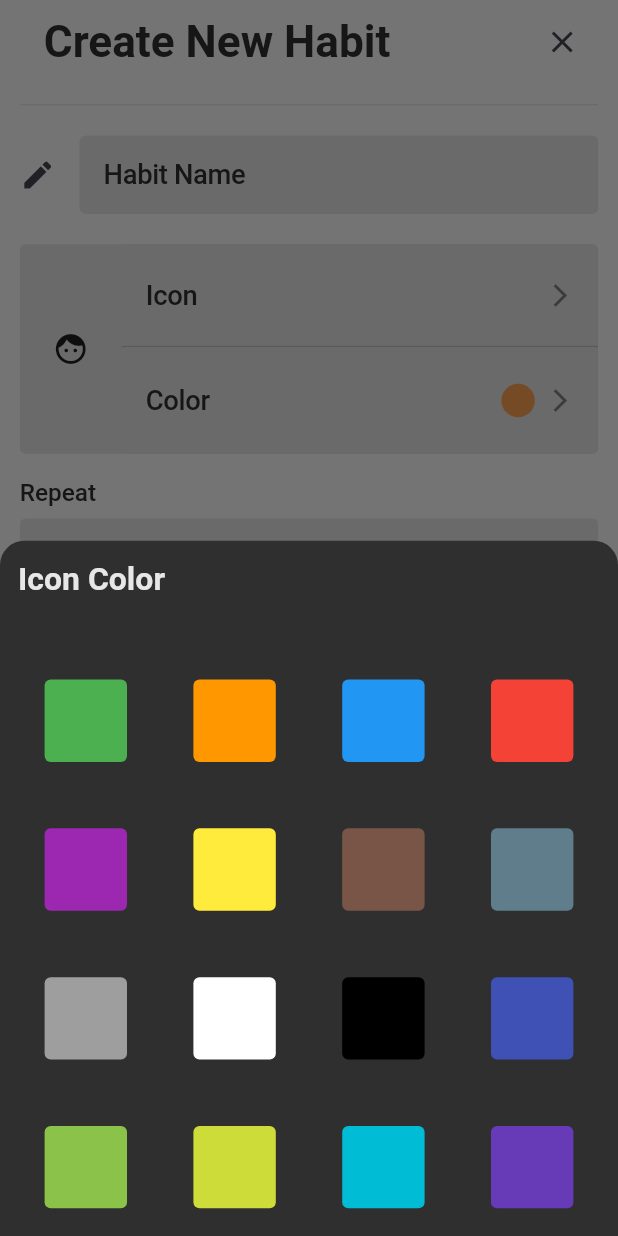
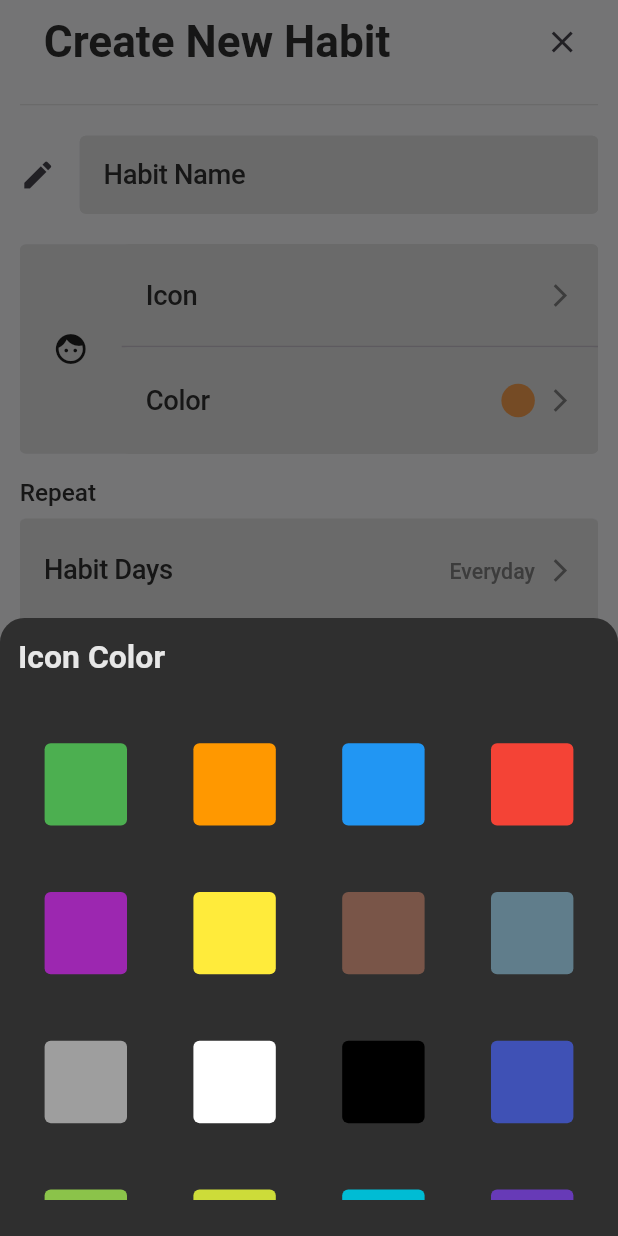
Before and after one commit to seiffbdd/habit_tracker, a Flutter app: the AddHabitView screen opened by its route, after a tap on "Color", on a phone screen of 412 x 824 dp. Run offline on Flutter 3.47's test engine with Material 3 defaults, Android fonts, the phone set to English and light mode, and no system bars; our stand-ins replace flutter_screenutil, go_router, numberpicker, sqflite; accounts and stored records are empty.

Commit message:
made some updates on the bottom sheet

```diff
--- a/lib/core/utils/components.dart
+++ b/lib/core/utils/components.dart
@@ -1,5 +1,6 @@
 import 'package:flutter/material.dart';
 import 'package:flutter_screenutil/flutter_screenutil.dart';
+import 'package:habit_tracker/core/responsive_layout.dart';
 import 'package:habit_tracker/core/theme/app_colors.dart';
 
 abstract class Components {
@@ -25,13 +26,21 @@ abstract class Components {
     required Widget child,
   }) {
     return showModalBottomSheet(
+      isScrollControlled: true,
       context: context,
       backgroundColor: AppColors.blackGrey,
       shape: RoundedRectangleBorder(
         borderRadius: BorderRadius.vertical(top: Radius.circular(16.r)),
       ),
 
-      builder: (context) => child,
+      builder:
+          (context) => SizedBox(
+            height:
+                ResponsiveLayout.isMobile(context)
+                    ? MediaQuery.of(context).size.height * 0.5
+                    : MediaQuery.of(context).size.height * .90,
+            child: child,
+          ),
     );
   }
 }
--- a/lib/features/add_habit/presentation/view/widgets/build_bottom_sheet.dart
+++ b/lib/features/add_habit/presentation/view/widgets/build_bottom_sheet.dart
@@ -1,8 +1,9 @@
 import 'package:flutter/material.dart';
 import 'package:flutter_screenutil/flutter_screenutil.dart';
+import 'package:habit_tracker/core/constants/ui_constants.dart';
 import 'package:habit_tracker/core/theme/app_colors.dart';
 
-class BuildBottomSheet extends StatelessWidget {
+class BuildBottomSheet extends StatefulWidget {
   const BuildBottomSheet({
     super.key,
     this.title,
@@ -14,11 +15,15 @@ class BuildBottomSheet extends StatelessWidget {
   final String? titleText;
   final Widget? body;
   final Widget? footer;
+
+  @override
+  State<BuildBottomSheet> createState() => _BuildBottomSheetState();
+}
+
+class _BuildBottomSheetState extends State<BuildBottomSheet> {
   @override
   Widget build(BuildContext context) {
-    return SizedBox(
-      width: double.infinity,
-      child: Padding(
+    return Padding(
       padding: const EdgeInsets.all(12.0),
       child: Column(
         crossAxisAlignment: CrossAxisAlignment.start,
@@ -26,9 +31,9 @@ class BuildBottomSheet extends StatelessWidget {
           // title widget or text
           Expanded(
             child:
-                  title ??
+                widget.title ??
                 Text(
-                    titleText ?? '',
+                  widget.titleText ?? '',
                   style: Theme.of(context).textTheme.headlineMedium!.copyWith(
                     color: AppColors.lightGrey,
                   ),
@@ -36,12 +41,16 @@ class BuildBottomSheet extends StatelessWidget {
           ),
 
           // body of the bottom sheet
-            Expanded(flex: 6, child: body ?? const SizedBox.shrink()),
+          Expanded(flex: 6, child: widget.body ?? const SizedBox.shrink()),
+          height12,
           // footer of the bottom sheet
-            if (footer != null)
-              SizedBox(width: double.infinity, height: 49.h, child: footer!),
+          if (widget.footer != null)
+            SizedBox(
+              width: double.infinity,
+              height: 49.h,
+              child: widget.footer!,
+            ),
         ],
-        ),
       ),
     );
   }
--- a/pubspec.yaml
+++ b/pubspec.yaml
@@ -35,6 +35,7 @@ dependencies:
   get_it: ^8.0.3
   go_router: ^15.1.2
   google_fonts: ^6.2.1
+  numberpicker: ^2.1.2
   path: ^1.9.1
   sqflite: ^2.4.2
 
```
Also changed, not shown: pubspec.lock. Lines whose indentation alone changed are shown as unchanged.
